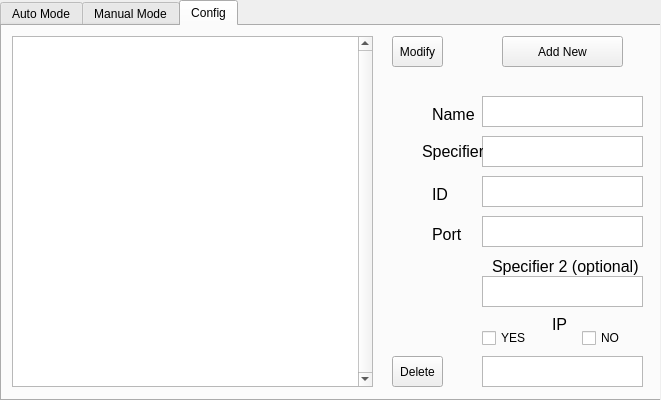
This is TypeUI/V1.ui in frostikfrostik8/Neo-NeonGenesisBootLoderIP as Qt 5 draws it before an edit. The edited form follows.
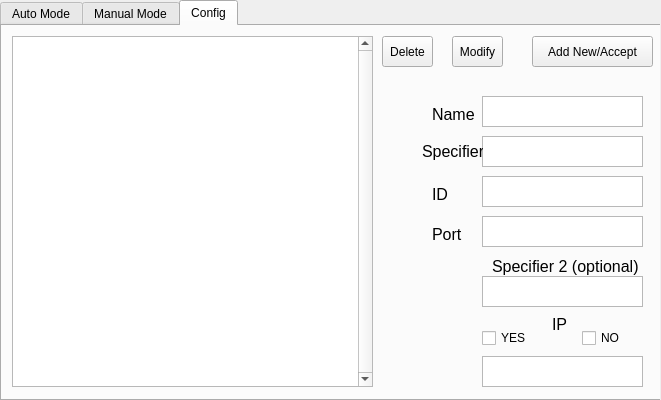
This is the edited form. The open tabs and pages were chosen to show the change.

```diff
--- a/TypeUI/V1.ui
+++ b/TypeUI/V1.ui
@@ -63,7 +63,16 @@
      </size>
     </property>
     <property name="currentIndex">
-     <number>2</number>
+     <number>0</number>
+    </property>
+    <property name="elideMode">
+     <enum>Qt::TextElideMode::ElideMiddle</enum>
+    </property>
+    <property name="tabsClosable">
+     <bool>false</bool>
+    </property>
+    <property name="movable">
+     <bool>false</bool>
     </property>
     <widget class="QWidget" name="AutoMode">
      <attribute name="title">
@@ -848,7 +857,7 @@
      <widget class="QToolButton" name="toolButton_Modify_Config">
       <property name="geometry">
        <rect>
-        <x>390</x>
+        <x>450</x>
         <y>10</y>
         <width>51</width>
         <height>31</height>
@@ -861,8 +870,8 @@
      <widget class="QToolButton" name="toolButton_Delete_Config">
       <property name="geometry">
        <rect>
-        <x>390</x>
-        <y>330</y>
+        <x>380</x>
+        <y>10</y>
         <width>51</width>
         <height>31</height>
        </rect>
@@ -874,14 +883,14 @@
      <widget class="QToolButton" name="toolButton_add_new_config">
       <property name="geometry">
        <rect>
-        <x>500</x>
+        <x>530</x>
         <y>10</y>
         <width>121</width>
         <height>31</height>
        </rect>
       </property>
       <property name="text">
-       <string>Add New</string>
+       <string>Add New/Accept</string>
       </property>
      </widget>
     </widget>
```
